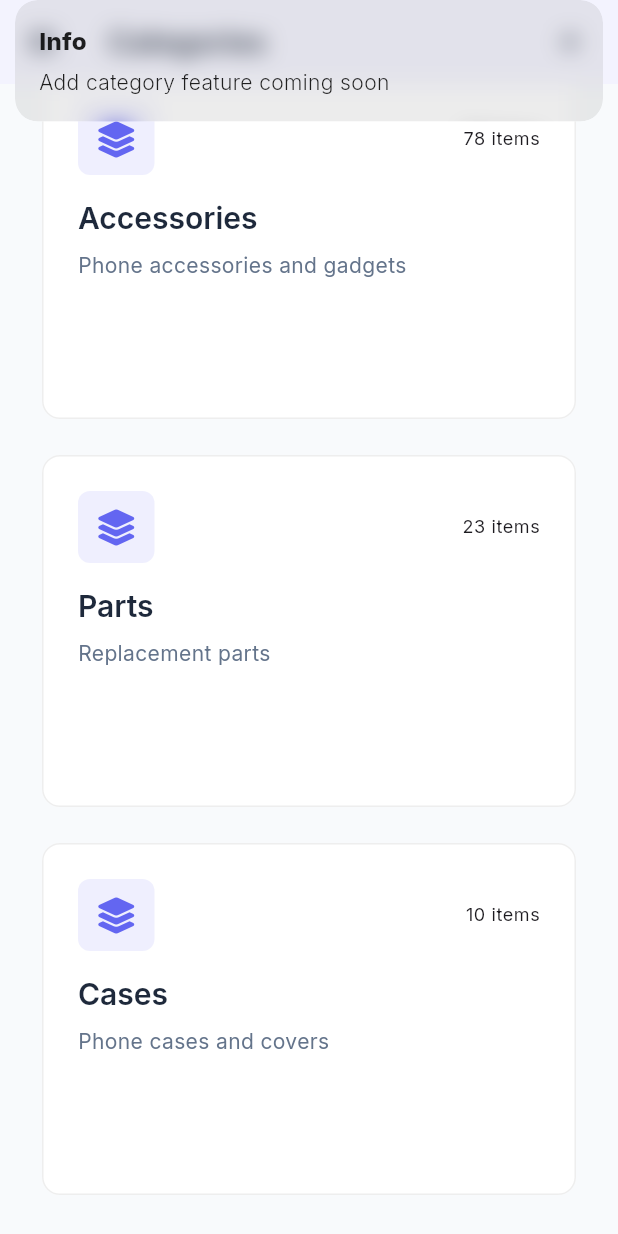
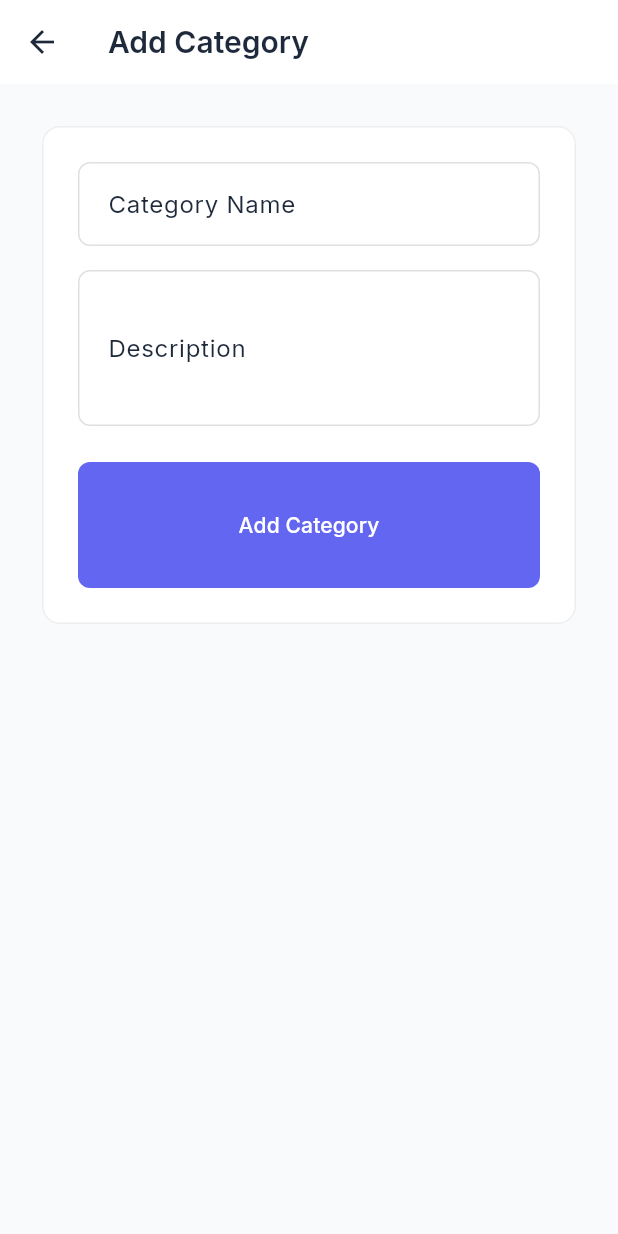
Before and after one commit to md-riaz/Flutter-Mobile-Shop-Management, a Flutter app: the CategoriesView screen opened by its route, scrolled down 298 dp, after a tap on the "add" icon, on a phone screen of 412 x 824 dp. Run offline on Flutter 3.47's test engine with Material 3 defaults, Android fonts, the phone set to English and light mode, and no system bars; our stand-ins replace font_awesome_flutter, get, google_fonts.

Commit message:
Implement all three incomplete placeholder functionalities
Co-authored-by: md-riaz <33659227+md-riaz@users.noreply.github.com>

```diff
--- /dev/null
+++ b/lib/app/modules/categories/add_category_view.dart
@@ -0,0 +1,81 @@
+import 'package:flutter/material.dart';
+import 'package:get/get.dart';
+import '../../data/models/category.dart';
+import '../../theme/app_theme.dart';
+import 'categories_controller.dart';
+
+class AddCategoryView extends GetView<CategoriesController> {
+  const AddCategoryView({super.key});
+
+  @override
+  Widget build(BuildContext context) {
+    final nameController = TextEditingController();
+    final descriptionController = TextEditingController();
+
+    return Scaffold(
+      appBar: AppBar(
+        title: const Text('Add Category'),
+      ),
+      body: SingleChildScrollView(
+        padding: const EdgeInsets.all(24),
+        child: Card(
+          child: Padding(
+            padding: const EdgeInsets.all(24),
+            child: Column(
+              crossAxisAlignment: CrossAxisAlignment.stretch,
+              children: [
+                TextField(
+                  controller: nameController,
+                  decoration: const InputDecoration(
+                    labelText: 'Category Name',
+                    hintText: 'Enter category name',
+                  ),
+                ),
+                const SizedBox(height: 16),
+                TextField(
+                  controller: descriptionController,
+                  decoration: const InputDecoration(
+                    labelText: 'Description',
+                    hintText: 'Enter category description',
+                  ),
+                  maxLines: 3,
+                ),
+                const SizedBox(height: 24),
+                ElevatedButton(
+                  onPressed: () {
+                    if (nameController.text.isEmpty ||
+                        descriptionController.text.isEmpty) {
+                      Get.snackbar(
+                        'Error',
+                        'Please fill in all required fields',
+                        snackPosition: SnackPosition.BOTTOM,
+                        backgroundColor: AppTheme.errorColor,
+                        colorText: Colors.white,
+                      );
+                      return;
+                    }
+
+                    final category = Category(
+                      id: 'cat_${DateTime.now().millisecondsSinceEpoch}',
+                      name: nameController.text,
+                      description: descriptionController.text,
+                      productCount: 0,
+                      createdAt: DateTime.now(),
+                    );
+
+                    controller.addCategory(category);
+                    Get.back();
+                  },
+                  child: const Padding(
+                    padding: EdgeInsets.all(16),
+                    child: Text('Add Category'),
+                  ),
+                ),
+              ],
+            ),
+          ),
+        ),
+      ),
+    );
+  }
+}
--- a/lib/app/modules/categories/categories_controller.dart
+++ b/lib/app/modules/categories/categories_controller.dart
@@ -54,4 +54,13 @@ class CategoriesController extends GetxController {
       isLoading.value = false;
     }
   }
+
+  void addCategory(Category category) {
+    categories.add(category);
+    Get.snackbar(
+      'Success',
+      'Category added successfully',
+      snackPosition: SnackPosition.BOTTOM,
+    );
+  }
 }
--- a/lib/app/modules/categories/categories_view.dart
+++ b/lib/app/modules/categories/categories_view.dart
@@ -3,8 +3,10 @@ import 'package:get/get.dart';
 import 'package:font_awesome_flutter/font_awesome_flutter.dart';
 import '../../utils/responsive.dart';
 import '../../theme/app_theme.dart';
+import '../../routes/app_routes.dart';
 import '../../../widgets/app_drawer.dart';
 import 'categories_controller.dart';
+import 'add_category_view.dart';
 
 class CategoriesView extends GetView<CategoriesController> {
   const CategoriesView({super.key});
@@ -18,7 +20,7 @@ class CategoriesView extends GetView<CategoriesController> {
           IconButton(
             icon: const Icon(Icons.add),
             onPressed: () {
-              Get.snackbar('Info', 'Add category feature coming soon');
+              Get.to(() => const AddCategoryView());
             },
           ),
           const SizedBox(width: 8),
--- a/lib/app/modules/sales/sales_view.dart
+++ b/lib/app/modules/sales/sales_view.dart
@@ -6,6 +6,9 @@ import '../../utils/responsive.dart';
 import '../../theme/app_theme.dart';
 import '../../../widgets/app_drawer.dart';
 import 'sales_controller.dart';
+import 'add_sale_view.dart';
+import '../products/products_binding.dart';
+import '../products/products_controller.dart';
 
 class SalesView extends GetView<SalesController> {
   const SalesView({super.key});
@@ -19,7 +22,11 @@ class SalesView extends GetView<SalesController> {
           IconButton(
             icon: const Icon(Icons.add),
             onPressed: () {
-              Get.snackbar('Info', 'Add sale feature coming soon');
+              // Ensure ProductsController is available for AddSaleView
+              if (!Get.isRegistered<ProductsController>()) {
+                ProductsBinding().dependencies();
+              }
+              Get.to(() => const AddSaleView());
             },
           ),
           const SizedBox(width: 8),
```
Also changed, not shown: lib/app/modules/inventory/inventory_controller.dart (+17 -0 lines), lib/app/modules/inventory/inventory_view.dart (+51 -3 lines), lib/app/modules/products/products_controller.dart (+12 -0 lines), lib/app/modules/sales/add_sale_view.dart (added, +177 -0 lines), lib/app/modules/sales/sales_controller.dart (+10 -0 lines).
